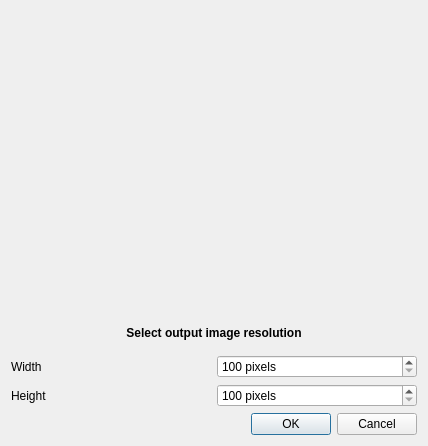
Old version of the form GUI/Dialogs/ImageResolutionDialog.ui in the repository FelixdelasPozas/EspINA.
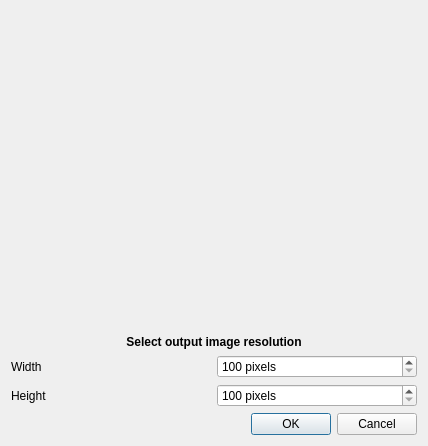
New version of the form. Icons and pictures are not drawn.

Diff of the .ui file:
```diff
--- a/GUI/Dialogs/ImageResolutionDialog.ui
+++ b/GUI/Dialogs/ImageResolutionDialog.ui
@@ -29,7 +29,20 @@
    <iconset resource="../../App/rsc/espina.qrc">
     <normaloff>:/espina/espina.svg</normaloff>:/espina/espina.svg</iconset>
   </property>
-  <layout class="QVBoxLayout" name="verticalLayout" stretch="1,0,0">
+  <layout class="QVBoxLayout" name="verticalLayout" stretch="0,1,0,0,0">
+   <item>
+    <spacer name="verticalSpacer_2">
+     <property name="orientation">
+      <enum>Qt::Vertical</enum>
+     </property>
+     <property name="sizeHint" stdset="0">
+      <size>
+       <width>20</width>
+       <height>40</height>
+      </size>
+     </property>
+    </spacer>
+   </item>
    <item>
     <layout class="QHBoxLayout" name="horizontalLayout_3" stretch="0,1,0">
      <item>
@@ -73,6 +86,19 @@
      </item>
     </layout>
    </item>
+   <item>
+    <spacer name="verticalSpacer">
+     <property name="orientation">
+      <enum>Qt::Vertical</enum>
+     </property>
+     <property name="sizeHint" stdset="0">
+      <size>
+       <width>20</width>
+       <height>40</height>
+      </size>
+     </property>
+    </spacer>
+   </item>
    <item>
     <layout class="QVBoxLayout" name="verticalLayout_2">
      <item>
```
